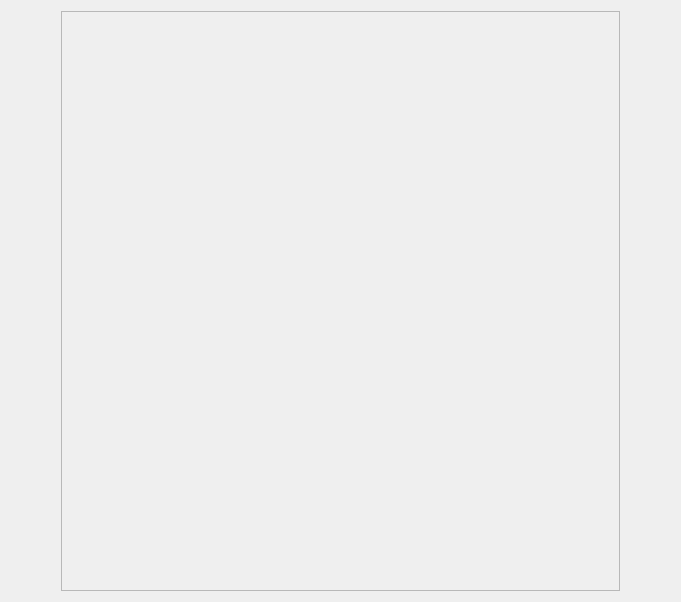
First picture: the form in grouplist.ui, repository 35easy/PingPongClub, before the edit.
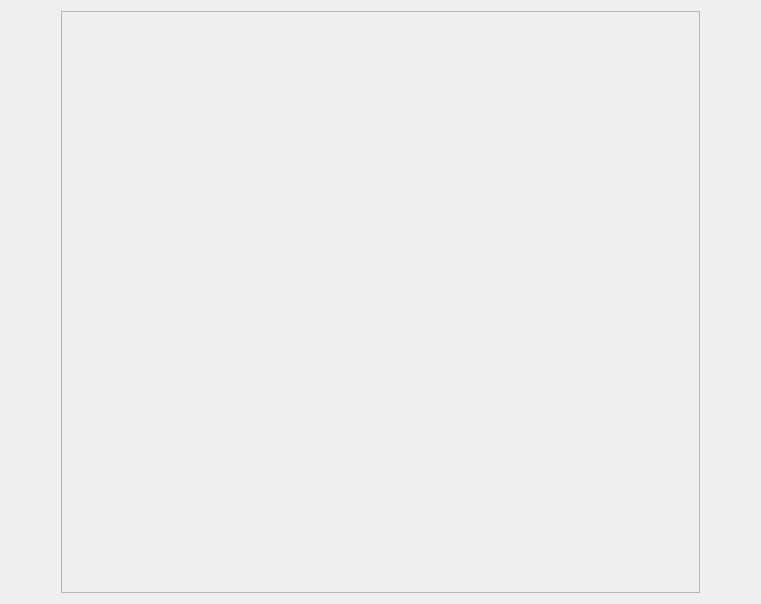
Second picture: the form after the edit.

```diff
--- a/grouplist.ui
+++ b/grouplist.ui
@@ -6,8 +6,8 @@
    <rect>
     <x>0</x>
     <y>0</y>
-    <width>681</width>
-    <height>602</height>
+    <width>761</width>
+    <height>604</height>
    </rect>
   </property>
   <property name="windowTitle">
@@ -46,8 +46,8 @@
        <rect>
         <x>0</x>
         <y>0</y>
-        <width>543</width>
-        <height>582</height>
+        <width>629</width>
+        <height>584</height>
        </rect>
       </property>
       <property name="sizePolicy">
```
